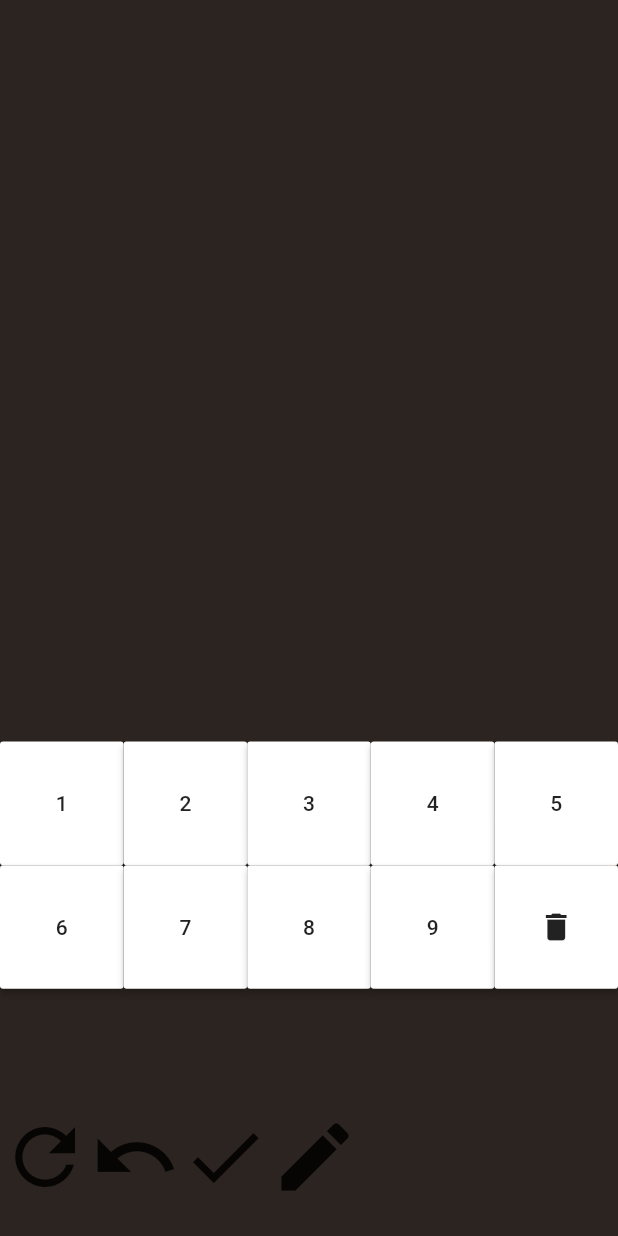
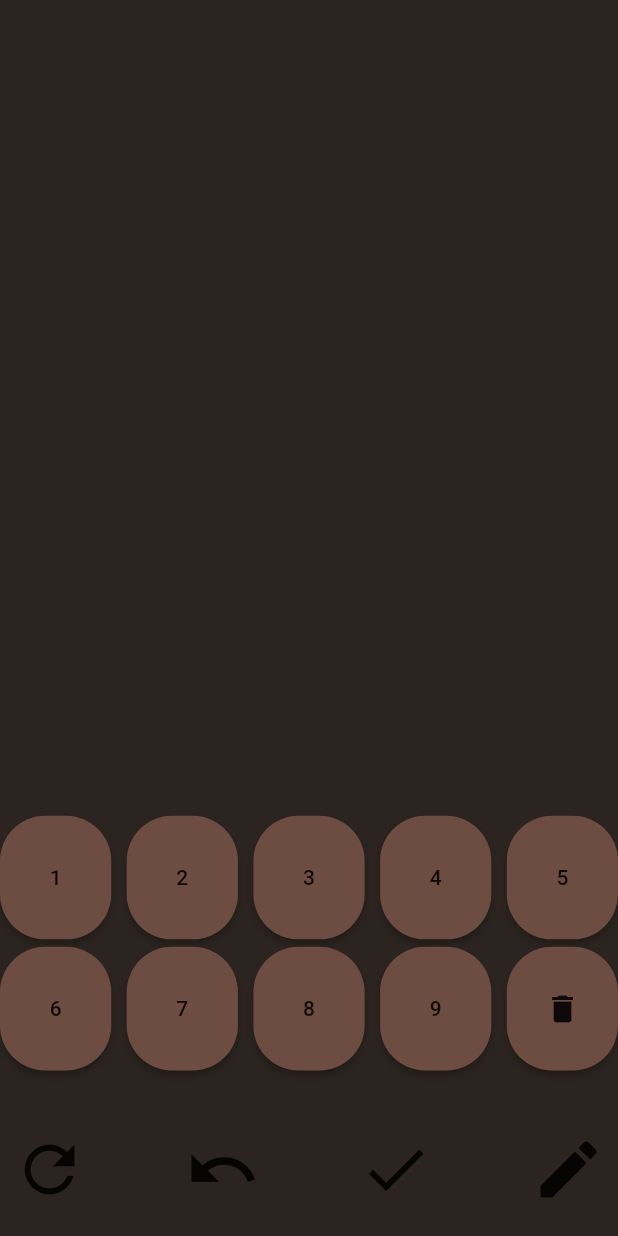
Before and after one commit to bartoszaniol/Programowanie_Zespolowe, a Flutter app: the Gra screen opened directly, on a phone screen of 412 x 824 dp. Run offline on Flutter 3.47's test engine with Material 2 defaults, Android fonts, the phone set to English and light mode, and no system bars; network calls fail.

Commit message:
Dodanie przyciskow

```diff
--- a/lib/gra.dart
+++ b/lib/gra.dart
@@ -6,12 +6,14 @@ class Gra extends StatelessWidget {
     var mediaQuery = MediaQuery.of(context).size;
     Widget numberButton(Widget number) {
       return Container(
-        width: mediaQuery.width * 0.2,
+        width: mediaQuery.width * 0.18,
         height: mediaQuery.height * 0.1,
         child: RaisedButton(
           child: number,
           onPressed: () {},
-          color: Colors.white,
+          color: Colors.brown[600],
+          shape: RoundedRectangleBorder(
+              borderRadius: new BorderRadius.circular(30.0)),
         ),
       );
     }
@@ -20,9 +22,10 @@ class Gra extends StatelessWidget {
       body: Column(
         children: [
           SizedBox(
-            height: mediaQuery.height * 0.6,
+            height: mediaQuery.height * 0.66,
           ),
           Row(
+            mainAxisAlignment: MainAxisAlignment.spaceBetween,
             children: <Widget>[
               numberButton(Text('1')),
               numberButton(Text('2')),
@@ -31,7 +34,11 @@ class Gra extends StatelessWidget {
               numberButton(Text('5')),
             ],
           ),
+          SizedBox(
+            height: 5,
+          ),
           Row(
+            mainAxisAlignment: MainAxisAlignment.spaceBetween,
             children: <Widget>[
               numberButton(Text('6')),
               numberButton(Text('7')),
@@ -41,26 +48,31 @@ class Gra extends StatelessWidget {
             ],
           ),
           SizedBox(
-            height: mediaQuery.height * 0.1,
+            height: mediaQuery.height * 0.04,
           ),
           Container(
             child: Row(
+              mainAxisAlignment: MainAxisAlignment.spaceBetween,
               children: [
-                Icon(
-                  Icons.refresh,
-                  size: 60,
+                IconButton(
+                  icon: Icon(Icons.refresh),
+                  onPressed: () {},
+                  iconSize: 50,
                 ),
-                Icon(
-                  Icons.undo,
-                  size: 60,
+                IconButton(
+                  icon: Icon(Icons.undo),
+                  onPressed: () {},
+                  iconSize: 50,
                 ),
-                Icon(
-                  Icons.done,
-                  size: 60,
+                IconButton(
+                  icon: Icon(Icons.done),
+                  onPressed: () {},
+                  iconSize: 50,
                 ),
-                Icon(
-                  Icons.edit,
-                  size: 60,
+                IconButton(
+                  icon: Icon(Icons.edit),
+                  onPressed: () {},
+                  iconSize: 50,
                 ),
               ],
             ),
```
